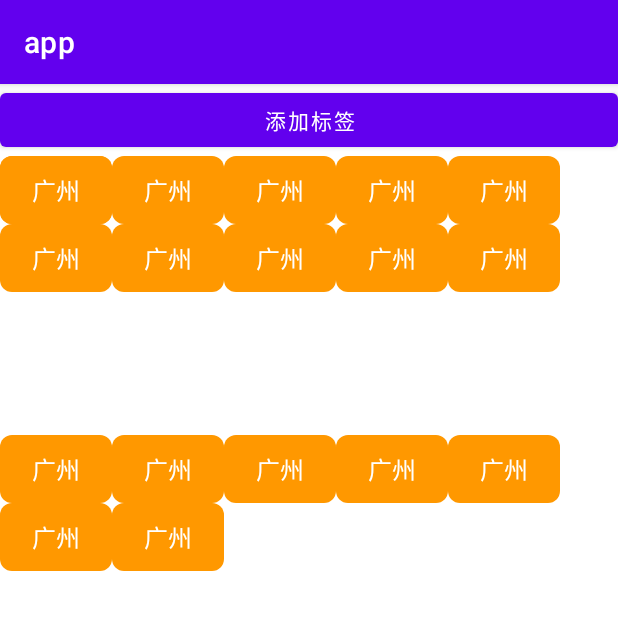
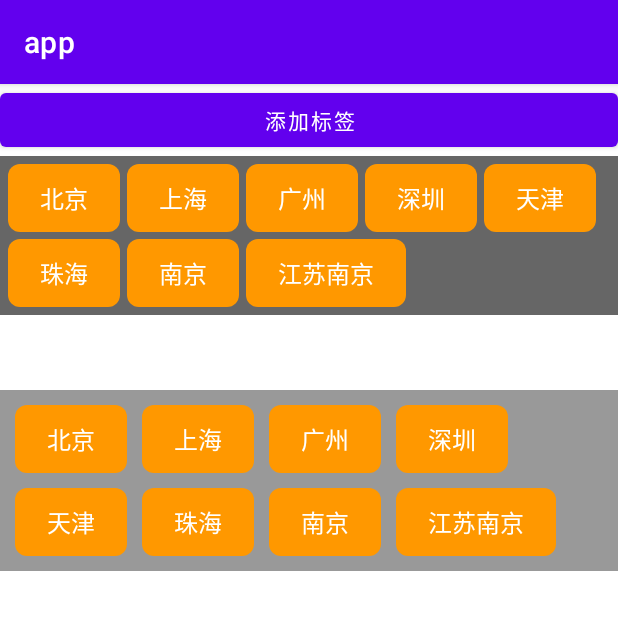
Before and after one commit to xiangxiongfly/FlowLayout, an Android app: the screen it shows after launch (MainActivity), after a tap on "添加标签", on a phone screen of 412 x 824 dp, the top half of it. Run offline under Robolectric (Android 15) with nearby library versions, the phone set to English and light mode, and no system bars.

```diff
--- a/app/build.gradle
+++ b/app/build.gradle
@@ -28,7 +28,6 @@ android {
 }
 
 dependencies {
-
     implementation 'androidx.appcompat:appcompat:1.3.1'
     implementation 'com.google.android.material:material:1.2.1'
     implementation 'androidx.constraintlayout:constraintlayout:2.0.4'
@@ -38,6 +37,3 @@ dependencies {
     implementation "androidx.core:core-ktx:1.3.1"
     implementation "org.jetbrains.kotlin:kotlin-stdlib-jdk7:$kotlin_version"
 }
-repositories {
-    mavenCentral()
-}
--- a/app/src/main/java/com/example/app/FlowLayout.kt
+++ b/app/src/main/java/com/example/app/FlowLayout.kt
@@ -1,14 +1,10 @@
 package com.example.app
 
 import android.content.Context
-import android.content.res.Resources
 import android.graphics.Rect
 import android.util.AttributeSet
-import android.util.TypedValue
-import android.view.View
 import android.view.ViewGroup
 import androidx.core.view.children
-import java.util.*
 import kotlin.math.max
 
 
@@ -42,13 +38,16 @@ class FlowLayout @JvmOverloads constructor(
     }
 
     override fun onMeasure(widthMeasureSpec: Int, heightMeasureSpec: Int) {
+        childrenBounds.clear()
         val widthSize = MeasureSpec.getSize(widthMeasureSpec) //FlowLayout宽度尺寸
         val widthMode = MeasureSpec.getMode(widthMeasureSpec) //FlowLayout宽度模式
-        val horizontalPadding = paddingLeft + paddingRight //FlowLayout水平内边距
-        var widthUsed = 0 //FlowLayout已用宽度
-        var heightUsed = 0 //FlowLayout已用高度
+        var widthUsed = 0  //FlowLayout已用宽度
+        var heightUsed = 0  //FlowLayout已用高度
         var lineWidthUsed = 0 //单行已用宽度
         var lineMaxHeight = 0 //单行最大高度
+
+        lineWidthUsed = paddingLeft //处理padding
+        heightUsed = paddingTop  //处理padding
 
         //遍历子View
         for ((index, childView) in children.withIndex()) {
@@ -58,10 +57,10 @@ class FlowLayout @JvmOverloads constructor(
                 heightMeasureSpec, heightUsed
             )
 
-            //处理换行
-            if (lineWidthUsed + childView.measuredWidth + horizontalPadding > widthSize) {
-                lineWidthUsed = 0
-                heightUsed += lineMaxHeight
+            //处理换行（需要考虑padding和水平间距）
+            if (lineWidthUsed + childView.measuredWidth + paddingRight + mHorizontalSpace > widthSize) {
+                lineWidthUsed = paddingLeft
+                heightUsed += lineMaxHeight + mVerticalSpace
                 lineMaxHeight = 0
                 measureChildWithMargins(
                     childView,
@@ -70,7 +69,7 @@ class FlowLayout @JvmOverloads constructor(
                 )
             }
 
-            //记录子View坐标
+            //计算子View坐标
             val rect = Rect()
             rect.set(
                 lineWidthUsed,
@@ -80,14 +79,20 @@ class FlowLayout @JvmOverloads constructor(
             )
             childrenBounds.add(rect)
 
-            lineWidthUsed += childView.measuredWidth //计算单行已用宽度
+            lineWidthUsed += childView.measuredWidth + mHorizontalSpace //计算单行已用宽度（需要考虑水平间距）
             widthUsed = max(lineWidthUsed, widthUsed) //计算FlowLayout已用高度
             lineMaxHeight = max(lineMaxHeight, childView.measuredHeight) //计算单行最大高度
+
+            //处理最后一行，主要处理padding问题
+            if (index == childCount - 1) {
+                widthUsed += paddingRight
+                heightUsed += paddingBottom
+            }
         }
 
         val selfWidth = widthUsed
         val selfHeight = heightUsed + lineMaxHeight
-        setMeasuredDimension(selfWidth, selfHeight)
+        setMeasuredDimension(widthSize, selfHeight)
     }
 
     override fun onLayout(changed: Boolean, l: Int, t: Int, r: Int, b: Int) {
@@ -97,21 +102,21 @@ class FlowLayout @JvmOverloads constructor(
         }
     }
 
-//    override fun generateDefaultLayoutParams(): LayoutParams {
-//        return MarginLayoutParams(LayoutParams.WRAP_CONTENT, LayoutParams.WRAP_CONTENT)
-//    }
+    override fun generateDefaultLayoutParams(): LayoutParams {
+        return MarginLayoutParams(LayoutParams.WRAP_CONTENT, LayoutParams.WRAP_CONTENT)
+    }
 
-    //使用measureChildWithMargins必须重写
+    //必须重写
     override fun generateLayoutParams(attrs: AttributeSet): LayoutParams {
         return MarginLayoutParams(context, attrs)
     }
 
-    //使用measureChildWithMargins必须重写
+    //必须重写
     override fun generateLayoutParams(p: LayoutParams): LayoutParams {
         return MarginLayoutParams(p)
     }
 
-//    override fun checkLayoutParams(p: LayoutParams): Boolean {
-//        return p is MarginLayoutParams
-//    }
+    override fun checkLayoutParams(p: LayoutParams): Boolean {
+        return p is MarginLayoutParams
+    }
 }
--- a/app/src/main/java/com/example/app/MainActivity.java
+++ /dev/null
@@ -1,30 +0,0 @@
-package com.example.app;
-
-import android.os.Bundle;
-import android.view.View;
-import android.view.ViewGroup;
-
-import androidx.appcompat.app.AppCompatActivity;
-
-public class MainActivity extends AppCompatActivity {
-
-    private FlowLayout tagLayout;
-
-    @Override
-    protected void onCreate(Bundle savedInstanceState) {
-        super.onCreate(savedInstanceState);
-        setContentView(R.layout.activity_main);
-        tagLayout = findViewById(R.id.tagLayout);
-    }
-
-    public void addTag(View view) {
-        MyTextView childView = new MyTextView(MainActivity.this);
-        ViewGroup.MarginLayoutParams lp = new ViewGroup.MarginLayoutParams(ViewGroup.LayoutParams.WRAP_CONTENT, ViewGroup.LayoutParams.WRAP_CONTENT);
-        lp.rightMargin = 20;
-        lp.leftMargin = 20;
-        lp.topMargin = 10;
-        lp.bottomMargin = 10;
-        childView.setLayoutParams(lp);
-        tagLayout.addView(childView);
-    }
-}
--- /dev/null
+++ b/app/src/main/java/com/example/app/MainActivity.kt
@@ -0,0 +1,24 @@
+package com.example.app
+
+import android.os.Bundle
+import android.view.View
+import androidx.appcompat.app.AppCompatActivity
+
+class MainActivity : AppCompatActivity() {
+    private lateinit var tagLayout: FlowLayout
+    private lateinit var tagLayout2: FlowLayout
+
+    override fun onCreate(savedInstanceState: Bundle?) {
+        super.onCreate(savedInstanceState)
+        setContentView(R.layout.activity_main)
+        tagLayout = findViewById(R.id.tagLayout)
+        tagLayout2 = findViewById(R.id.tagLayout2)
+    }
+
+    fun addTag(view: View) {
+        val textView = MyTextView(this)
+        val textView2 = MyTextView(this)
+        tagLayout.addView(textView)
+        tagLayout2.addView(textView2)
+    }
+}
--- a/app/src/main/java/com/example/app/MyTextView.kt
+++ b/app/src/main/java/com/example/app/MyTextView.kt
@@ -21,36 +21,8 @@ class MyTextView @JvmOverloads constructor(
         private const val X_PADDING = 32 //水平padding
         private const val Y_PADDING = 16 //垂直padding
         private val TEXTS = arrayOf(
-            "北京",
-            "北京",
-            "广州",
-            "上海",
-            "武汉",
-            "湖北",
-            "成都",
-            "四川",
-            "杭州",
-            "江苏",
-            "苏州",
-            "江苏苏州",
-            "乌鲁木齐",
-            "西藏拉萨",
-            "新疆乌鲁木齐",
-            "北京",
-            "广州",
-            "广东广州",
-            "深圳",
-            "广东深圳",
-            "湖北武汉",
-            "成都",
-            "四川成都",
-            "杭州",
-            "江苏杭州",
-            "苏州",
-            "江苏苏州",
-            "乌鲁木齐",
-            "西藏拉萨",
-            "新疆乌鲁木齐"
+            "北京", "上海", "天津", "深圳", "广州", "南京", "武汉", "乌鲁木齐",
+            "湖北武汉", "湖南长沙", "江苏南京", "浙江杭州", "江西南昌", "山东济南"
         )
         private val COLORS = intArrayOf(
             Color.parseColor("#E91E63"),
@@ -68,10 +40,12 @@ class MyTextView @JvmOverloads constructor(
     private var paint: Paint
 
     init {
-        text = TEXTS[random.nextInt(TEXTS.size)]
-        setTextColor(Color.WHITE)
-        textSize = TEXT_SIZE
-        setPadding(X_PADDING, Y_PADDING, X_PADDING, Y_PADDING)
+        if (text.isEmpty()) {
+            text = TEXTS[random.nextInt(TEXTS.size)] //文字
+        }
+        setTextColor(Color.WHITE) //文字颜色
+        textSize = TEXT_SIZE //字体大小
+        setPadding(X_PADDING, Y_PADDING, X_PADDING, Y_PADDING) //内边距
         paint = Paint(Paint.ANTI_ALIAS_FLAG)
         paint.color = COLORS[random.nextInt(COLORS.size)]
     }
--- a/app/src/main/res/layout/activity_main.xml
+++ b/app/src/main/res/layout/activity_main.xml
@@ -16,47 +16,46 @@
     <com.example.app.FlowLayout
         android:id="@+id/tagLayout"
         android:layout_width="match_parent"
-        android:layout_height="match_parent">
+        android:layout_height="match_parent"
+        android:background="#666"
+        android:padding="5dp"
+        app:horizontalSpace="5dp"
+        app:verticalSpace="5dp">
 
         <com.example.app.MyTextView
             android:layout_width="wrap_content"
-            android:layout_height="wrap_content" />
+            android:layout_height="wrap_content"
+            android:text="北京" />
 
         <com.example.app.MyTextView
             android:layout_width="wrap_content"
-            android:layout_height="wrap_content" />
+            android:layout_height="wrap_content"
+            android:text="上海" />
 
         <com.example.app.MyTextView
             android:layout_width="wrap_content"
-            android:layout_height="wrap_content" />
+            android:layout_height="wrap_content"
+            android:text="广州" />
 
         <com.example.app.MyTextView
             android:layout_width="wrap_content"
-            android:layout_height="wrap_content" />
+            android:layout_height="wrap_content"
+            android:text="深圳" />
 
         <com.example.app.MyTextView
             android:layout_width="wrap_content"
-            android:layout_height="wrap_content" />
+            android:layout_height="wrap_content"
+            android:text="天津" />
 
         <com.example.app.MyTextView
             android:layout_width="wrap_content"
-            android:layout_height="wrap_content" />
+            android:layout_height="wrap_content"
+            android:text="珠海" />
 
         <com.example.app.MyTextView
             android:layout_width="wrap_content"
-            android:layout_height="wrap_content" />
-
-        <com.example.app.MyTextView
-            android:layout_width="wrap_content"
-            android:layout_height="wrap_content" />
-
-        <com.example.app.MyTextView
-            android:layout_width="wrap_content"
-            android:layout_height="wrap_content" />
-
-        <com.example.app.MyTextView
-            android:layout_width="wrap_content"
-            android:layout_height="wrap_content" />
+            android:layout_height="wrap_content"
+            android:text="南京" />
 
     </com.example.app.FlowLayout>
 
@@ -64,35 +63,46 @@
         android:id="@+id/tagLayout2"
         android:layout_width="match_parent"
         android:layout_height="match_parent"
-        android:layout_marginTop="50dp">
+        android:layout_marginTop="50dp"
+        android:background="#999"
+        android:padding="10dp"
+        app:horizontalSpace="10dp"
+        app:verticalSpace="10dp">
 
         <com.example.app.MyTextView
             android:layout_width="wrap_content"
-            android:layout_height="wrap_content" />
+            android:layout_height="wrap_content"
+            android:text="北京" />
 
         <com.example.app.MyTextView
             android:layout_width="wrap_content"
-            android:layout_height="wrap_content" />
+            android:layout_height="wrap_content"
+            android:text="上海" />
 
         <com.example.app.MyTextView
             android:layout_width="wrap_content"
-            android:layout_height="wrap_content" />
+            android:layout_height="wrap_content"
+            android:text="广州" />
 
         <com.example.app.MyTextView
             android:layout_width="wrap_content"
-            android:layout_height="wrap_content" />
+            android:layout_height="wrap_content"
+            android:text="深圳" />
 
         <com.example.app.MyTextView
             android:layout_width="wrap_content"
-            android:layout_height="wrap_content" />
+            android:layout_height="wrap_content"
+            android:text="天津" />
 
         <com.example.app.MyTextView
             android:layout_width="wrap_content"
-            android:layout_height="wrap_content" />
+            android:layout_height="wrap_content"
+            android:text="珠海" />
 
         <com.example.app.MyTextView
             android:layout_width="wrap_content"
-            android:layout_height="wrap_content" />
+            android:layout_height="wrap_content"
+            android:text="南京" />
 
     </com.example.app.FlowLayout>
 </LinearLayout>
```
Also changed, not shown: 1 other file.
